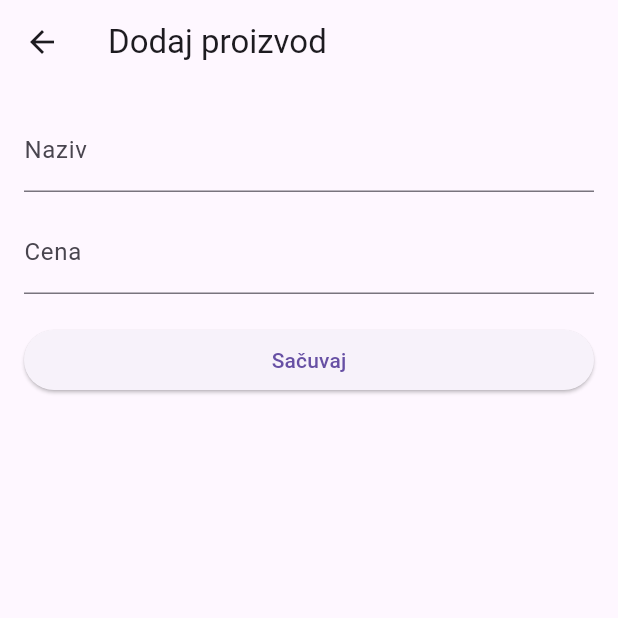
After one commit to R1k114/smartmarket-mit, a Flutter app: the screen it shows once a user with an empty profile is signed in, after a tap on the "add" icon, on a phone screen of 412 x 824 dp, the top half of it. The commit adds this screen. Run offline on Flutter 3.47's test engine with Material 3 defaults, Android fonts, the phone set to English and light mode, and no system bars; our stand-ins replace cloud_firestore, firebase_auth, firebase_core; accounts and stored records are empty.

Commit message:
Dodavanje brisanje proizvoda

```diff
--- /dev/null
+++ b/lib/models/product.dart
@@ -0,0 +1,26 @@
+class Product {
+  final String id;
+  final String name;
+  final double price;
+
+  Product({
+    required this.id,
+    required this.name,
+    required this.price,
+  });
+
+  factory Product.fromMap(String id, Map<String, dynamic> data) {
+    return Product(
+      id: id,
+      name: data['name'] ?? '',
+      price: (data['price'] ?? 0).toDouble(),
+    );
+  }
+
+  Map<String, dynamic> toMap() {
+    return {
+      'name': name,
+      'price': price,
+    };
+  }
+}
--- /dev/null
+++ b/lib/screens/add_product_screen.dart
@@ -0,0 +1,79 @@
+import 'package:flutter/material.dart';
+import '../models/product.dart';
+import '../services/product_service.dart';
+
+class AddProductScreen extends StatefulWidget {
+  const AddProductScreen({super.key});
+
+  @override
+  State<AddProductScreen> createState() => _AddProductScreenState();
+}
+
+class _AddProductScreenState extends State<AddProductScreen> {
+  final _formKey = GlobalKey<FormState>();
+  final _nameCtrl = TextEditingController();
+  final _priceCtrl = TextEditingController();
+
+  @override
+  void dispose() {
+    _nameCtrl.dispose();
+    _priceCtrl.dispose();
+    super.dispose();
+  }
+
+  Future<void> _submit() async {
+    if (!_formKey.currentState!.validate()) return;
+
+    final product = Product(
+      id: '',
+      name: _nameCtrl.text.trim(),
+      price: double.parse(_priceCtrl.text),
+    );
+
+    await ProductService().addProduct(product);
+
+    if (mounted) Navigator.pop(context);
+  }
+
+  @override
+  Widget build(BuildContext context) {
+    return Scaffold(
+      appBar: AppBar(title: const Text('Dodaj proizvod')),
+      body: Padding(
+        padding: const EdgeInsets.all(16),
+        child: Form(
+          key: _formKey,
+          child: Column(
+            children: [
+              TextFormField(
+                controller: _nameCtrl,
+                decoration: const InputDecoration(labelText: 'Naziv'),
+                validator: (v) =>
+                    v == null || v.isEmpty ? 'Unesi naziv' : null,
+              ),
+              const SizedBox(height: 12),
+              TextFormField(
+                controller: _priceCtrl,
+                keyboardType: TextInputType.number,
+                decoration: const InputDecoration(labelText: 'Cena'),
+                validator: (v) {
+                  if (v == null || v.isEmpty) return 'Unesi cenu';
+                  if (double.tryParse(v) == null) return 'Neispravan broj';
+                  return null;
+                },
+              ),
+              const SizedBox(height: 20),
+              SizedBox(
+                width: double.infinity,
+                child: ElevatedButton(
+                  onPressed: _submit,
+                  child: const Text('Sačuvaj'),
+                ),
+              ),
+            ],
+          ),
+        ),
+      ),
+    );
+  }
+}
--- a/lib/screens/home_screen.dart
+++ b/lib/screens/home_screen.dart
@@ -1,11 +1,16 @@
 import 'package:flutter/material.dart';
 import '../services/auth_service.dart';
+import '../services/product_service.dart';
+import '../models/product.dart';
+import 'add_product_screen.dart';
 
 class HomeScreen extends StatelessWidget {
   const HomeScreen({super.key});
 
   @override
   Widget build(BuildContext context) {
+    final productService = ProductService();
+
     return Scaffold(
       appBar: AppBar(
         title: const Text('SmartMarket'),
@@ -18,11 +23,45 @@ class HomeScreen extends StatelessWidget {
           ),
         ],
       ),
-      body: const Center(
-        child: Text(
-          'Ulogovan si ✅',
-          style: TextStyle(fontSize: 22),
-        ),
+      body: StreamBuilder<List<Product>>(
+        stream: productService.getProducts(),
+        builder: (context, snapshot) {
+          if (!snapshot.hasData) {
+            return const Center(child: CircularProgressIndicator());
+          }
+
+          final products = snapshot.data!;
+
+          if (products.isEmpty) {
+            return const Center(child: Text('Nema proizvoda'));
+          }
+
+          return ListView.builder(
+            itemCount: products.length,
+            itemBuilder: (context, index) {
+              final product = products[index];
+              return ListTile(
+                title: Text(product.name),
+                subtitle: Text('${product.price.toStringAsFixed(2)} RSD'),
+                trailing: IconButton(
+                  icon: const Icon(Icons.delete),
+                  onPressed: () {
+                    productService.deleteProduct(product.id);
+                  },
+                ),
+              );
+            },
+          );
+        },
+      ),
+      floatingActionButton: FloatingActionButton(
+        child: const Icon(Icons.add),
+        onPressed: () {
+          Navigator.push(
+            context,
+            MaterialPageRoute(builder: (_) => const AddProductScreen()),
+          );
+        },
       ),
     );
   }
--- /dev/null
+++ b/lib/services/product_service.dart
@@ -0,0 +1,22 @@
+import 'package:cloud_firestore/cloud_firestore.dart';
+import '../models/product.dart';
+
+class ProductService {
+  final _db = FirebaseFirestore.instance;
+
+  Stream<List<Product>> getProducts() {
+    return _db.collection('products').snapshots().map((snapshot) {
+      return snapshot.docs
+          .map((doc) => Product.fromMap(doc.id, doc.data()))
+          .toList();
+    });
+  }
+
+  Future<void> addProduct(Product product) {
+    return _db.collection('products').add(product.toMap());
+  }
+
+  Future<void> deleteProduct(String id) {
+    return _db.collection('products').doc(id).delete();
+  }
+}
```
